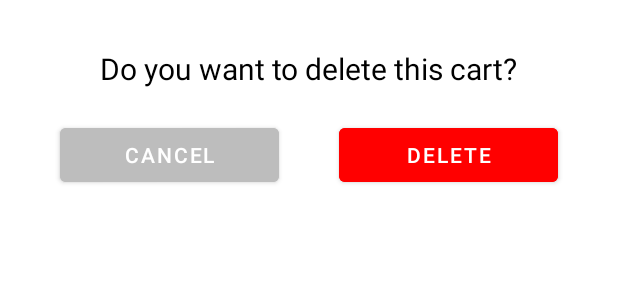
After one commit to morj12/cloud-list, an Android app: the layout delete_dialog.xml on its own in the app's theme, with its tools: preview values and no code run, on a phone screen of 412 x 824 dp. The commit adds this screen. Shown: the top 300 px of the screen. Run offline under Robolectric (Android 15) with nearby library versions, the phone set to English and light mode, and no system bars.

Commit message:
Add confirmation dialog on delete

```diff
--- a/app/src/main/java/com/morj12/cloudlist/presentation/view/list/ChannelFragment.kt
+++ b/app/src/main/java/com/morj12/cloudlist/presentation/view/list/ChannelFragment.kt
@@ -24,9 +24,7 @@ class ChannelFragment : Fragment() {
 
     private lateinit var lastChannel: Channel
 
-    // TODO: use buttons for removing carts and items instead of swipes
     // TODO: use usecases
-    // TODO: show last channel loading on init
     override fun onCreateView(
         inflater: LayoutInflater, container: ViewGroup?,
         savedInstanceState: Bundle?
--- a/app/src/main/java/com/morj12/cloudlist/presentation/view/list/ListActivity.kt
+++ b/app/src/main/java/com/morj12/cloudlist/presentation/view/list/ListActivity.kt
@@ -19,7 +19,6 @@ class ListActivity : AppCompatActivity() {
 
     private lateinit var viewModel: ListViewModel
 
-    // TODO later: deactivate carts with a flag instead of removing them
     // TODO later: translate to other languages
     // TODO later: improve toasts
     // TODO later: show only necessary errors while signing in or signing up
--- /dev/null
+++ b/app/src/main/res/layout/delete_dialog.xml
@@ -0,0 +1,43 @@
+<?xml version="1.0" encoding="utf-8"?>
+<androidx.constraintlayout.widget.ConstraintLayout xmlns:android="http://schemas.android.com/apk/res/android"
+    xmlns:app="http://schemas.android.com/apk/res-auto"
+    android:layout_width="match_parent"
+    android:layout_height="wrap_content"
+    android:layout_margin="20dp"
+    android:paddingBottom="10dp"
+    xmlns:tools="http://schemas.android.com/tools">
+
+    <TextView
+        android:id="@+id/tv_dialog_text"
+        android:layout_width="wrap_content"
+        android:layout_height="wrap_content"
+        android:layout_margin="12dp"
+        android:textColor="@color/black"
+        android:textSize="20sp"
+        app:layout_constraintEnd_toEndOf="parent"
+        app:layout_constraintStart_toStartOf="parent"
+        app:layout_constraintTop_toTopOf="parent"
+        tools:text="Do you want to delete this cart?" />
+
+    <Button
+        android:id="@+id/bt_dialog_no"
+        android:layout_width="0dp"
+        android:layout_height="wrap_content"
+        android:layout_margin="20dp"
+        android:text="@string/dialog_no"
+        android:backgroundTint="@color/light_gray"
+        app:layout_constraintEnd_toStartOf="@+id/bt_dialog_yes"
+        app:layout_constraintStart_toStartOf="parent"
+        app:layout_constraintTop_toBottomOf="@+id/tv_dialog_text" />
+
+    <Button
+        android:id="@+id/bt_dialog_yes"
+        android:layout_width="0dp"
+        android:layout_height="wrap_content"
+        android:layout_margin="20dp"
+        android:text="@string/dialog_yes"
+        app:layout_constraintEnd_toEndOf="parent"
+        android:backgroundTint="@color/red"
+        app:layout_constraintStart_toEndOf="@+id/bt_dialog_no"
+        app:layout_constraintTop_toBottomOf="@+id/tv_dialog_text" />
+</androidx.constraintlayout.widget.ConstraintLayout>
--- a/app/src/main/res/values/strings.xml
+++ b/app/src/main/res/values/strings.xml
@@ -23,4 +23,8 @@
     <string name="add">Add</string>
     <string name="empty_item_name">Empty item name</string>
     <string name="item_already_exists">Item already exists</string>
+    <string name="dialog_yes">Delete</string>
+    <string name="dialog_no">Cancel</string>
+    <string name="dialog_question_cart">Do you want to delete this cart?</string>
+    <string name="dialog_question_item">Do you want to delete %1$s?</string>
 </resources>
```
Also changed, not shown: app/src/main/java/com/morj12/cloudlist/presentation/dialog/DeleteDialog.kt (added, +40 -0 lines), app/src/main/java/com/morj12/cloudlist/presentation/view/list/CartFragment.kt (+6 -1 lines), app/src/main/java/com/morj12/cloudlist/presentation/view/list/ItemFragment.kt (+6 -1 lines).
